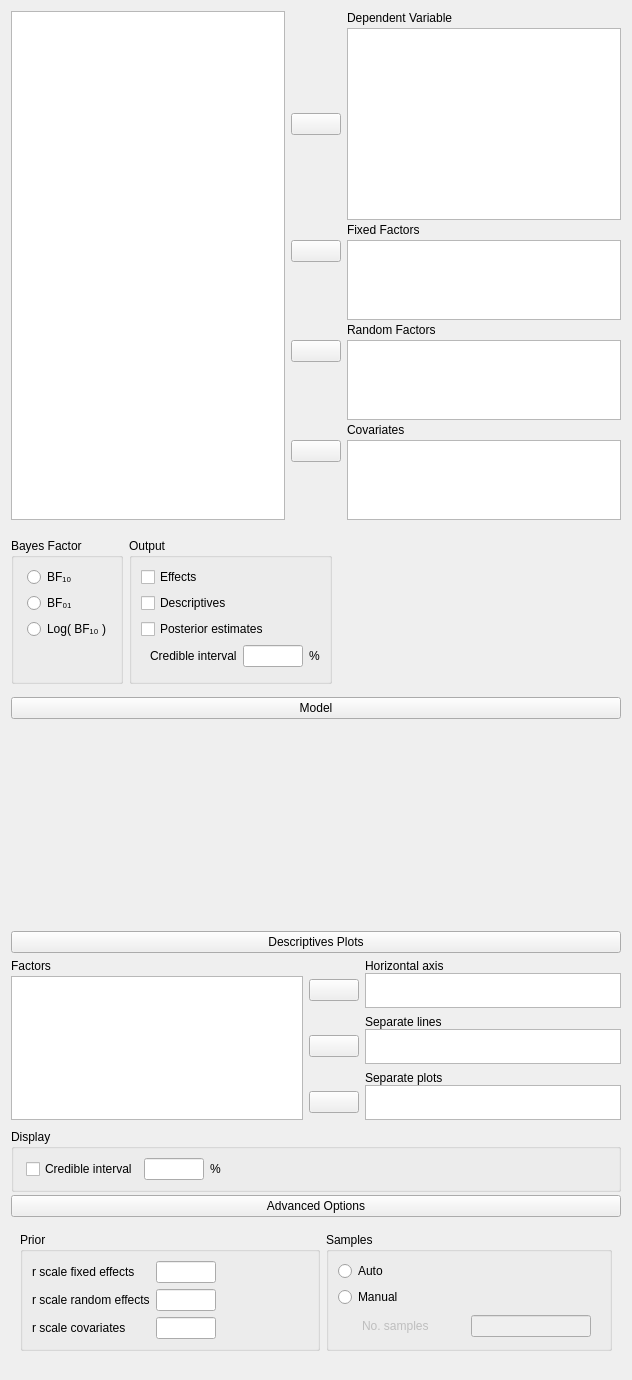
Above: JASP-Desktop/analysisforms/ancovabayesianform.ui from jasp-stats/jasp-desktop before the change. Below: the same form after it.
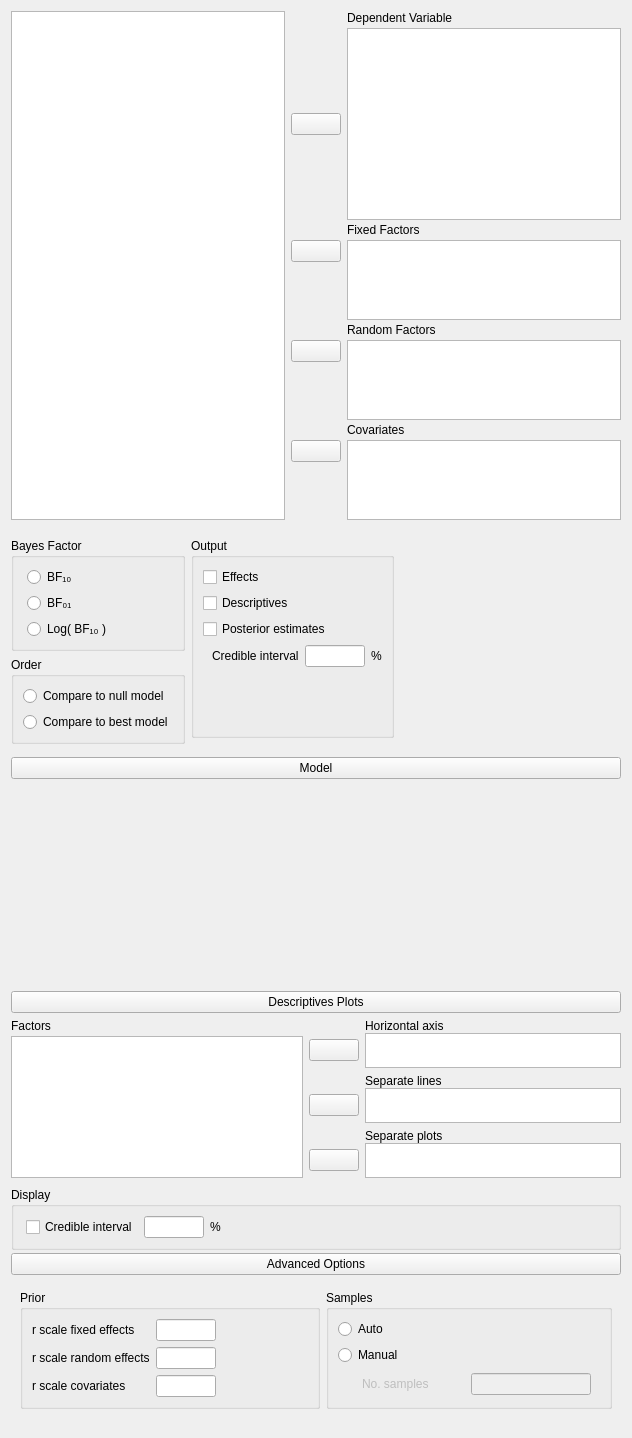
That is the form after the change. Custom widgets are drawn as their Qt base class.

Commit message: Best model top

```diff
--- a/JASP-Desktop/analysisforms/ancovabayesianform.ui
+++ b/JASP-Desktop/analysisforms/ancovabayesianform.ui
@@ -23,227 +23,6 @@
    <property name="verticalSpacing">
     <number>0</number>
    </property>
-   <item row="1" column="0">
-    <widget class="QWidget" name="widget_12" native="true">
-     <property name="sizePolicy">
-      <sizepolicy hsizetype="Maximum" vsizetype="Minimum">
-       <horstretch>0</horstretch>
-       <verstretch>0</verstretch>
-      </sizepolicy>
-     </property>
-     <layout class="QGridLayout" name="gridLayout_4">
-      <property name="leftMargin">
-       <number>0</number>
-      </property>
-      <property name="rightMargin">
-       <number>0</number>
-      </property>
-      <property name="bottomMargin">
-       <number>0</number>
-      </property>
-      <item row="0" column="1">
-       <widget class="GroupBox" name="groupBox_3">
-        <property name="sizePolicy">
-         <sizepolicy hsizetype="Fixed" vsizetype="Minimum">
-          <horstretch>0</horstretch>
-          <verstretch>0</verstretch>
-         </sizepolicy>
-        </property>
-        <property name="title">
-         <string>Output</string>
-        </property>
-        <layout class="QGridLayout" name="gridLayout_8">
-         <item row="3" column="0" colspan="3">
-          <widget class="QWidget" name="widgetPosteriorOptions" native="true">
-           <layout class="QGridLayout" name="gridLayout_12">
-            <property name="topMargin">
-             <number>0</number>
-            </property>
-            <property name="rightMargin">
-             <number>0</number>
-            </property>
-            <property name="bottomMargin">
-             <number>0</number>
-            </property>
-            <property name="verticalSpacing">
-             <number>3</number>
-            </property>
-            <item row="0" column="2">
-             <widget class="QLabel" name="label_7">
-              <property name="sizePolicy">
-               <sizepolicy hsizetype="Fixed" vsizetype="Fixed">
-                <horstretch>0</horstretch>
-                <verstretch>0</verstretch>
-               </sizepolicy>
-              </property>
-              <property name="text">
-               <string>%</string>
-              </property>
-             </widget>
-            </item>
-            <item row="0" column="1">
-             <widget class="BoundTextBox" name="posteriorEstimatesCredibleIntervalInterval">
-              <property name="sizePolicy">
-               <sizepolicy hsizetype="Fixed" vsizetype="Preferred">
-                <horstretch>0</horstretch>
-                <verstretch>0</verstretch>
-               </sizepolicy>
-              </property>
-              <property name="minimumSize">
-               <size>
-                <width>60</width>
-                <height>0</height>
-               </size>
-              </property>
-              <property name="maximumSize">
-               <size>
-                <width>60</width>
-                <height>16777215</height>
-               </size>
-              </property>
-             </widget>
-            </item>
-            <item row="0" column="0">
-             <widget class="QLabel" name="label_6">
-              <property name="sizePolicy">
-               <sizepolicy hsizetype="Fixed" vsizetype="Fixed">
-                <horstretch>0</horstretch>
-                <verstretch>0</verstretch>
-               </sizepolicy>
-              </property>
-              <property name="text">
-               <string>Credible interval</string>
-              </property>
-             </widget>
-            </item>
-           </layout>
-          </widget>
-         </item>
-         <item row="0" column="0" colspan="2">
-          <widget class="BoundCheckBox" name="effects">
-           <property name="sizePolicy">
-            <sizepolicy hsizetype="Fixed" vsizetype="Fixed">
-             <horstretch>0</horstretch>
-             <verstretch>0</verstretch>
-            </sizepolicy>
-           </property>
-           <property name="text">
-            <string>Effects</string>
-           </property>
-          </widget>
-         </item>
-         <item row="2" column="0" colspan="2">
-          <widget class="BoundCheckBox" name="posteriorEstimates">
-           <property name="sizePolicy">
-            <sizepolicy hsizetype="Fixed" vsizetype="Fixed">
-             <horstretch>0</horstretch>
-             <verstretch>0</verstretch>
-            </sizepolicy>
-           </property>
-           <property name="text">
-            <string>Posterior estimates</string>
-           </property>
-          </widget>
-         </item>
-         <item row="1" column="0">
-          <widget class="BoundCheckBox" name="descriptives">
-           <property name="text">
-            <string>Descriptives</string>
-           </property>
-          </widget>
-         </item>
-         <item row="4" column="0">
-          <spacer name="verticalSpacer_7">
-           <property name="orientation">
-            <enum>Qt::Vertical</enum>
-           </property>
-           <property name="sizeHint" stdset="0">
-            <size>
-             <width>20</width>
-             <height>5</height>
-            </size>
-           </property>
-          </spacer>
-         </item>
-        </layout>
-       </widget>
-      </item>
-      <item row="0" column="0">
-       <widget class="BoundGroupBox" name="bayesFactorType">
-        <property name="sizePolicy">
-         <sizepolicy hsizetype="Fixed" vsizetype="Minimum">
-          <horstretch>0</horstretch>
-          <verstretch>0</verstretch>
-         </sizepolicy>
-        </property>
-        <property name="title">
-         <string>Bayes Factor</string>
-        </property>
-        <property name="flat">
-         <bool>false</bool>
-        </property>
-        <layout class="QGridLayout" name="gridLayout_13">
-         <property name="leftMargin">
-          <number>13</number>
-         </property>
-         <item row="2" column="0">
-          <widget class="QRadioButton" name="_3">
-           <property name="sizePolicy">
-            <sizepolicy hsizetype="Fixed" vsizetype="Fixed">
-             <horstretch>0</horstretch>
-             <verstretch>0</verstretch>
-            </sizepolicy>
-           </property>
-           <property name="text">
-            <string>Log( BF₁₀ )</string>
-           </property>
-          </widget>
-         </item>
-         <item row="0" column="0">
-          <widget class="QRadioButton" name="_1">
-           <property name="sizePolicy">
-            <sizepolicy hsizetype="Fixed" vsizetype="Fixed">
-             <horstretch>0</horstretch>
-             <verstretch>0</verstretch>
-            </sizepolicy>
-           </property>
-           <property name="text">
-            <string>BF₁₀</string>
-           </property>
-          </widget>
-         </item>
-         <item row="1" column="0">
-          <widget class="QRadioButton" name="_2">
-           <property name="sizePolicy">
-            <sizepolicy hsizetype="Fixed" vsizetype="Fixed">
-             <horstretch>0</horstretch>
-             <verstretch>0</verstretch>
-            </sizepolicy>
-           </property>
-           <property name="text">
-            <string>BF₀₁</string>
-           </property>
-          </widget>
-         </item>
-         <item row="3" column="0">
-          <spacer name="verticalSpacer_4">
-           <property name="orientation">
-            <enum>Qt::Vertical</enum>
-           </property>
-           <property name="sizeHint" stdset="0">
-            <size>
-             <width>20</width>
-             <height>30</height>
-            </size>
-           </property>
-          </spacer>
-         </item>
-        </layout>
-       </widget>
-      </item>
-     </layout>
-    </widget>
-   </item>
    <item row="0" column="0">
     <widget class="QWidget" name="topWidget" native="true">
      <layout class="QGridLayout" name="gridLayout_3">
@@ -1332,6 +1111,298 @@
      </layout>
     </widget>
    </item>
+   <item row="1" column="0">
+    <widget class="QWidget" name="widget_12" native="true">
+     <property name="sizePolicy">
+      <sizepolicy hsizetype="Fixed" vsizetype="Fixed">
+       <horstretch>0</horstretch>
+       <verstretch>0</verstretch>
+      </sizepolicy>
+     </property>
+     <layout class="QGridLayout" name="gridLayout_4">
+      <property name="leftMargin">
+       <number>0</number>
+      </property>
+      <property name="rightMargin">
+       <number>0</number>
+      </property>
+      <property name="bottomMargin">
+       <number>0</number>
+      </property>
+      <item row="0" column="1">
+       <widget class="QWidget" name="widget_3" native="true">
+        <layout class="QGridLayout" name="gridLayout_21">
+         <property name="leftMargin">
+          <number>0</number>
+         </property>
+         <property name="topMargin">
+          <number>0</number>
+         </property>
+         <property name="rightMargin">
+          <number>0</number>
+         </property>
+         <property name="bottomMargin">
+          <number>0</number>
+         </property>
+         <item row="0" column="0">
+          <widget class="GroupBox" name="groupBox_4">
+           <property name="sizePolicy">
+            <sizepolicy hsizetype="Fixed" vsizetype="Minimum">
+             <horstretch>0</horstretch>
+             <verstretch>0</verstretch>
+            </sizepolicy>
+           </property>
+           <property name="title">
+            <string>Output</string>
+           </property>
+           <layout class="QGridLayout" name="gridLayout_17">
+            <item row="3" column="0" colspan="3">
+             <widget class="QWidget" name="widgetPosteriorOptions" native="true">
+              <layout class="QGridLayout" name="gridLayout_19">
+               <property name="topMargin">
+                <number>0</number>
+               </property>
+               <property name="rightMargin">
+                <number>0</number>
+               </property>
+               <property name="bottomMargin">
+                <number>0</number>
+               </property>
+               <property name="verticalSpacing">
+                <number>3</number>
+               </property>
+               <item row="0" column="2">
+                <widget class="QLabel" name="label_12">
+                 <property name="sizePolicy">
+                  <sizepolicy hsizetype="Fixed" vsizetype="Fixed">
+                   <horstretch>0</horstretch>
+                   <verstretch>0</verstretch>
+                  </sizepolicy>
+                 </property>
+                 <property name="text">
+                  <string>%</string>
+                 </property>
+                </widget>
+               </item>
+               <item row="0" column="1">
+                <widget class="BoundTextBox" name="posteriorEstimatesCredibleIntervalInterval">
+                 <property name="sizePolicy">
+                  <sizepolicy hsizetype="Fixed" vsizetype="Preferred">
+                   <horstretch>0</horstretch>
+                   <verstretch>0</verstretch>
+                  </sizepolicy>
+                 </property>
+                 <property name="minimumSize">
+                  <size>
+                   <width>60</width>
+                   <height>0</height>
+                  </size>
+                 </property>
+                 <property name="maximumSize">
+                  <size>
+                   <width>60</width>
+                   <height>16777215</height>
+                  </size>
+                 </property>
+                </widget>
+               </item>
+               <item row="0" column="0">
+                <widget class="QLabel" name="label_14">
+                 <property name="sizePolicy">
+                  <sizepolicy hsizetype="Fixed" vsizetype="Fixed">
+                   <horstretch>0</horstretch>
+                   <verstretch>0</verstretch>
+                  </sizepolicy>
+                 </property>
+                 <property name="text">
+                  <string>Credible interval</string>
+                 </property>
+                </widget>
+               </item>
+              </layout>
+             </widget>
+            </item>
+            <item row="0" column="0" colspan="2">
+             <widget class="BoundCheckBox" name="effects">
+              <property name="sizePolicy">
+               <sizepolicy hsizetype="Fixed" vsizetype="Fixed">
+                <horstretch>0</horstretch>
+                <verstretch>0</verstretch>
+               </sizepolicy>
+              </property>
+              <property name="text">
+               <string>Effects</string>
+              </property>
+             </widget>
+            </item>
+            <item row="1" column="0">
+             <widget class="BoundCheckBox" name="descriptives">
+              <property name="text">
+               <string>Descriptives</string>
+              </property>
+             </widget>
+            </item>
+            <item row="2" column="0" colspan="2">
+             <widget class="BoundCheckBox" name="posteriorEstimates">
+              <property name="sizePolicy">
+               <sizepolicy hsizetype="Fixed" vsizetype="Fixed">
+                <horstretch>0</horstretch>
+                <verstretch>0</verstretch>
+               </sizepolicy>
+              </property>
+              <property name="text">
+               <string>Posterior estimates</string>
+              </property>
+             </widget>
+            </item>
+            <item row="4" column="0">
+             <spacer name="verticalSpacer_8">
+              <property name="orientation">
+               <enum>Qt::Vertical</enum>
+              </property>
+              <property name="sizeHint" stdset="0">
+               <size>
+                <width>20</width>
+                <height>5</height>
+               </size>
+              </property>
+             </spacer>
+            </item>
+           </layout>
+          </widget>
+         </item>
+        </layout>
+       </widget>
+      </item>
+      <item row="0" column="0" rowspan="2">
+       <widget class="QWidget" name="widget_2" native="true">
+        <layout class="QGridLayout" name="gridLayout_20">
+         <property name="leftMargin">
+          <number>0</number>
+         </property>
+         <property name="topMargin">
+          <number>0</number>
+         </property>
+         <property name="rightMargin">
+          <number>0</number>
+         </property>
+         <property name="bottomMargin">
+          <number>0</number>
+         </property>
+         <item row="1" column="0">
+          <widget class="BoundGroupBox" name="bayesFactorOrder">
+           <property name="sizePolicy">
+            <sizepolicy hsizetype="Fixed" vsizetype="Fixed">
+             <horstretch>0</horstretch>
+             <verstretch>0</verstretch>
+            </sizepolicy>
+           </property>
+           <property name="minimumSize">
+            <size>
+             <width>0</width>
+             <height>0</height>
+            </size>
+           </property>
+           <property name="title">
+            <string>Order</string>
+           </property>
+           <layout class="QGridLayout" name="gridLayout_10">
+            <item row="1" column="0">
+             <widget class="QRadioButton" name="__2">
+              <property name="text">
+               <string>Compare to best model</string>
+              </property>
+             </widget>
+            </item>
+            <item row="0" column="0">
+             <widget class="QRadioButton" name="__1">
+              <property name="text">
+               <string>Compare to null model</string>
+              </property>
+             </widget>
+            </item>
+           </layout>
+          </widget>
+         </item>
+         <item row="0" column="0">
+          <widget class="BoundGroupBox" name="bayesFactorType">
+           <property name="sizePolicy">
+            <sizepolicy hsizetype="Preferred" vsizetype="Preferred">
+             <horstretch>0</horstretch>
+             <verstretch>0</verstretch>
+            </sizepolicy>
+           </property>
+           <property name="title">
+            <string>Bayes Factor</string>
+           </property>
+           <property name="flat">
+            <bool>false</bool>
+           </property>
+           <layout class="QGridLayout" name="gridLayout_13">
+            <property name="leftMargin">
+             <number>13</number>
+            </property>
+            <item row="0" column="0">
+             <widget class="QRadioButton" name="_1">
+              <property name="sizePolicy">
+               <sizepolicy hsizetype="Fixed" vsizetype="Fixed">
+                <horstretch>0</horstretch>
+                <verstretch>0</verstretch>
+               </sizepolicy>
+              </property>
+              <property name="text">
+               <string>BF₁₀</string>
+              </property>
+             </widget>
+            </item>
+            <item row="1" column="0">
+             <widget class="QRadioButton" name="_2">
+              <property name="sizePolicy">
+               <sizepolicy hsizetype="Fixed" vsizetype="Fixed">
+                <horstretch>0</horstretch>
+                <verstretch>0</verstretch>
+               </sizepolicy>
+              </property>
+              <property name="text">
+               <string>BF₀₁</string>
+              </property>
+             </widget>
+            </item>
+            <item row="2" column="0">
+             <widget class="QRadioButton" name="_3">
+              <property name="sizePolicy">
+               <sizepolicy hsizetype="Fixed" vsizetype="Fixed">
+                <horstretch>0</horstretch>
+                <verstretch>0</verstretch>
+               </sizepolicy>
+              </property>
+              <property name="text">
+               <string>Log( BF₁₀ )</string>
+              </property>
+             </widget>
+            </item>
+            <item row="1" column="1">
+             <spacer name="horizontalSpacer_4">
+              <property name="orientation">
+               <enum>Qt::Horizontal</enum>
+              </property>
+              <property name="sizeHint" stdset="0">
+               <size>
+                <width>40</width>
+                <height>20</height>
+               </size>
+              </property>
+             </spacer>
+            </item>
+           </layout>
+          </widget>
+         </item>
+        </layout>
+       </widget>
+      </item>
+     </layout>
+    </widget>
+   </item>
   </layout>
  </widget>
  <customwidgets>
```
Left out of the diff: 312 changed lines with no effect on the pictures. The commit also changes 8 other files.
